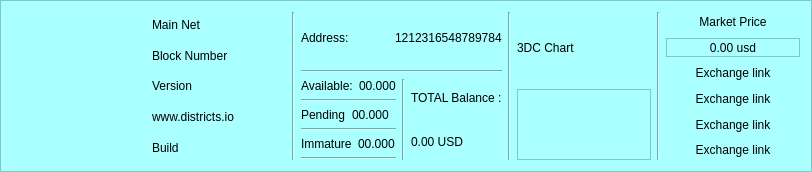
thaodv/3dcoin, file src/qt/topinfoarea.ui: the form before one commit.
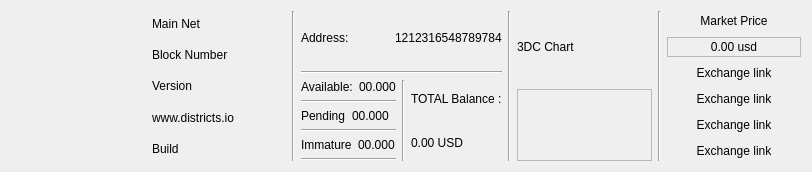
The form after the commit. Icons and pictures are not drawn.

Commit message: Update to fix build errors

```diff
--- a/src/qt/topinfoarea.ui
+++ b/src/qt/topinfoarea.ui
@@ -1,7 +1,7 @@
 <?xml version="1.0" encoding="UTF-8"?>
 <ui version="4.0">
- <class>Frame</class>
- <widget class="QFrame" name="Frame">
+ <class>TopInfoArea</class>
+ <widget class="QWidget" name="TopInfoArea">
   <property name="geometry">
    <rect>
     <x>0</x>
@@ -14,13 +14,7 @@
    <string>Frame</string>
   </property>
   <property name="styleSheet">
-   <string notr="true">background-color: rgb(170, 255, 255);</string>
-  </property>
-  <property name="frameShape">
-   <enum>QFrame::StyledPanel</enum>
-  </property>
-  <property name="frameShadow">
-   <enum>QFrame::Raised</enum>
+   <string notr="true"/>
   </property>
   <layout class="QHBoxLayout" name="horizontalLayout_7">
    <item>
@@ -88,6 +82,9 @@
      </item>
      <item>
       <widget class="Line" name="line">
+       <property name="styleSheet">
+        <string notr="true">background-color: none;</string>
+       </property>
        <property name="orientation">
         <enum>Qt::Vertical</enum>
        </property>
```
The commit also changes 1 other file.
